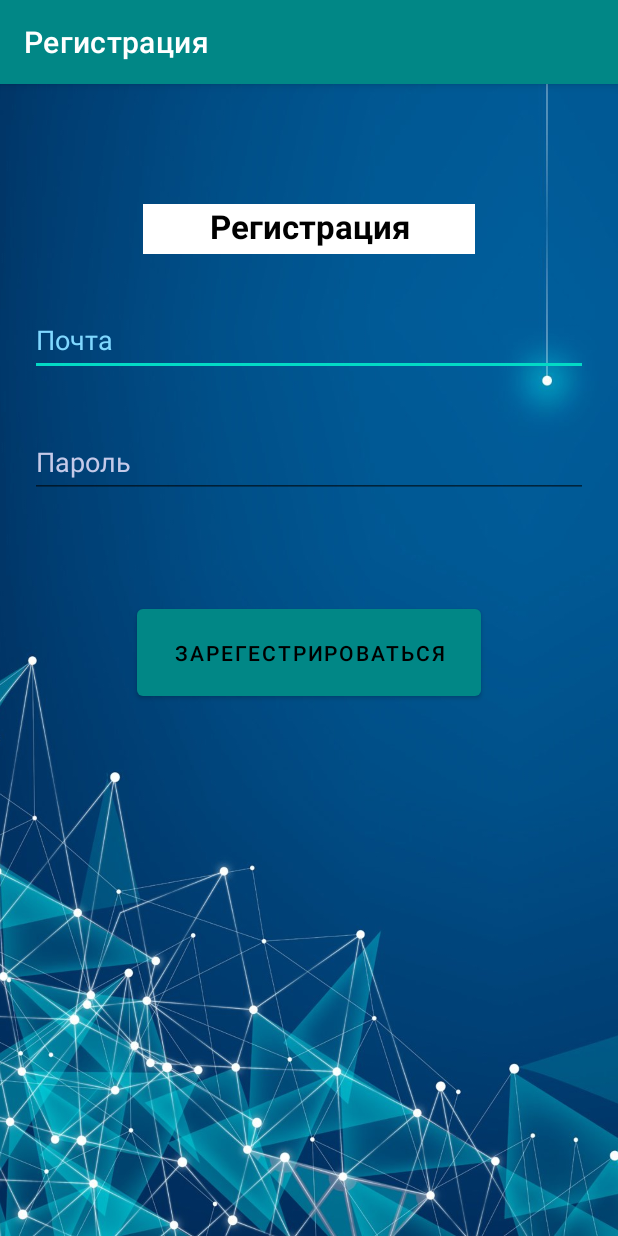
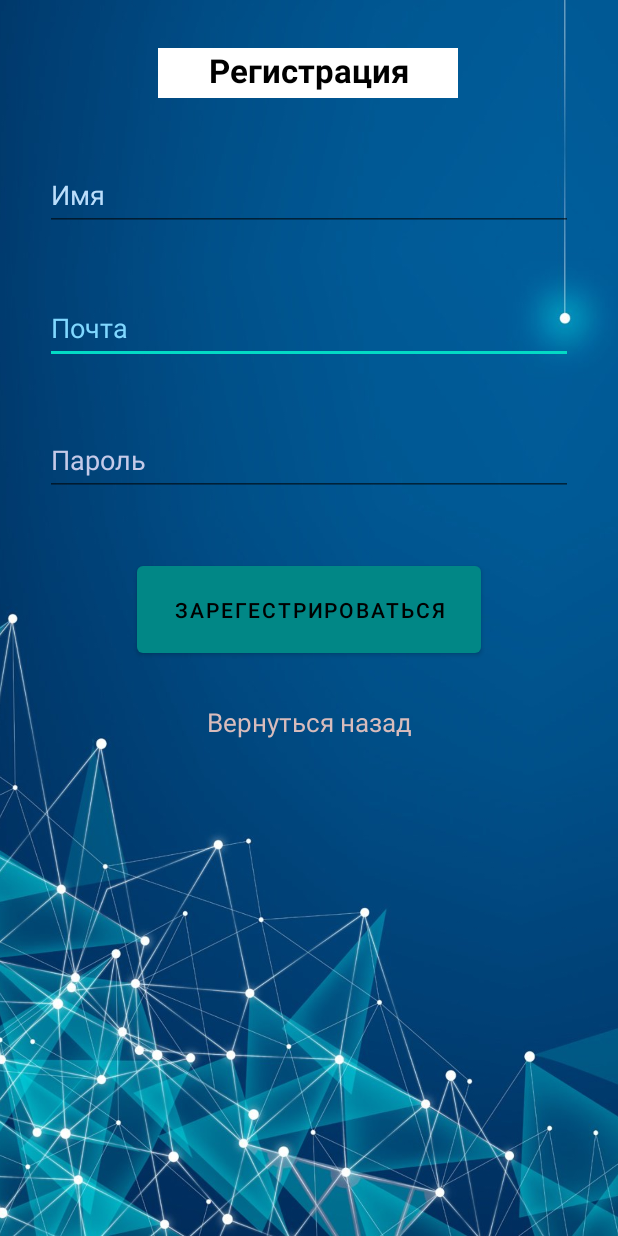
Before and after one commit to Misha-Mayskiy/Electronics-Catalog, an Android app: the screen it shows after launch (RegisterActivity), after a tap on "Создать аккаунт", on a phone screen of 412 x 824 dp. Run offline under Robolectric (Android 15) with nearby library versions, the light colour scheme and no system bars; our stand-ins replace Firebase (no records; nobody signed in at launch, a user with empty details on screens opened directly).

Commit message:
updated design

```diff
--- a/app/src/main/AndroidManifest.xml
+++ b/app/src/main/AndroidManifest.xml
@@ -22,8 +22,8 @@
         </activity>
         <activity
             android:name=".RegisterActivity"
-            android:label="Регистрация"
-            android:exported="true">
+            android:exported="true"
+            android:theme="@style/Theme.ElectronicsCatalog.NoActionBar" >
             <intent-filter>
                 <action android:name="android.intent.action.MAIN" />
                 <category android:name="android.intent.category.DEFAULT" />
--- a/app/src/main/java/com/school/electronics/LoginActivity.java
+++ b/app/src/main/java/com/school/electronics/LoginActivity.java
@@ -2,18 +2,13 @@ package com.school.electronics;
 
 import android.content.Intent;
 import android.os.Bundle;
-import android.view.View;
 import android.widget.Button;
 import android.widget.EditText;
 import android.widget.TextView;
 import android.widget.Toast;
 
-import androidx.annotation.NonNull;
 import androidx.appcompat.app.AppCompatActivity;
 
-import com.google.android.gms.tasks.OnCompleteListener;
-import com.google.android.gms.tasks.Task;
-import com.google.firebase.auth.AuthResult;
 import com.google.firebase.auth.FirebaseAuth;
 
 public class LoginActivity extends AppCompatActivity {
@@ -36,17 +31,12 @@ public class LoginActivity extends AppCompatActivity {
 
         mAuth = FirebaseAuth.getInstance();
 
-        register_text.setOnClickListener(new View.OnClickListener() {
-            @Override
-            public void onClick(View view) {
+        register_text.setOnClickListener(view -> {
             Intent intent = new Intent(LoginActivity.this, RegisterActivity.class);
             startActivity(intent);
-            }
         });
 
-        button_login.setOnClickListener(new View.OnClickListener() {
-            @Override
-            public void onClick(View view) {
+        button_login.setOnClickListener(view -> {
             if (email_login.getText().toString().isEmpty() ||
                     password_login.getText().toString().isEmpty()){
                 Toast.makeText(LoginActivity.this,
@@ -54,21 +44,17 @@ public class LoginActivity extends AppCompatActivity {
                         Toast.LENGTH_SHORT).show();
             } else {
                 mAuth.signInWithEmailAndPassword(email_login.getText().toString(),
-                            password_login.getText().toString()).addOnCompleteListener(new OnCompleteListener<AuthResult>() {
-                        @Override
-                        public void onComplete(@NonNull Task<AuthResult> task) {
+                        password_login.getText().toString()).addOnCompleteListener(task -> {
                             if (task.isSuccessful()) {
                                 Intent intent = new Intent(LoginActivity.this, MainActivity.class);
                                 startActivity(intent);
                             } else {
                                 Toast.makeText(LoginActivity.this,
-                                        "Error: some error",
+                                        "Неизвестная ошибка",
                                         Toast.LENGTH_SHORT).show();
                             }
+                        });
             }
         });
     }
 }
-        });
-    }
-}
--- a/app/src/main/java/com/school/electronics/RegisterActivity.java
+++ b/app/src/main/java/com/school/electronics/RegisterActivity.java
@@ -4,6 +4,7 @@ import android.content.Intent;
 import android.os.Bundle;
 import android.widget.Button;
 import android.widget.EditText;
+import android.widget.TextView;
 import android.widget.Toast;
 
 import androidx.appcompat.app.AppCompatActivity;
@@ -14,6 +15,7 @@ public class RegisterActivity extends AppCompatActivity {
     private EditText email_register;
     private EditText password_register;
     private Button button_register;
+    private TextView login_text;
 
     private FirebaseAuth mAuth;
 
@@ -26,6 +28,12 @@ public class RegisterActivity extends AppCompatActivity {
         email_register = findViewById(R.id.editEmailRegister);
         password_register = findViewById(R.id.editTextPasswordRegister);
         button_register = findViewById(R.id.buttonRegister);
+        login_text = findViewById(R.id.loginTxt);
+
+        login_text.setOnClickListener(view -> {
+            Intent intent = new Intent(RegisterActivity.this, LoginActivity.class);
+            startActivity(intent);
+        });
 
         button_register.setOnClickListener(view -> {
             if (email_register.getText().toString().isEmpty() ||
@@ -43,7 +51,7 @@ public class RegisterActivity extends AppCompatActivity {
                                 startActivity(intent);
                             } else {
                                 Toast.makeText(RegisterActivity.this,
-                                        "Error: some error",
+                                        "Неизвестная ошибка",
                                         Toast.LENGTH_SHORT).show();
                             }
                         });
--- a/app/src/main/res/layout/activity_register.xml
+++ b/app/src/main/res/layout/activity_register.xml
@@ -17,14 +17,13 @@
         app:layout_constraintStart_toStartOf="parent"
         app:layout_constraintTop_toTopOf="parent"
         app:layout_constraintVertical_bias="0.0"
-        app:srcCompat="@drawable/login_background"
-        android:contentDescription="Background" />
+        app:srcCompat="@drawable/login_background" />
 
     <TextView
         android:id="@+id/registerText"
-        android:layout_width="221dp"
+        android:layout_width="200dp"
         android:layout_height="33dp"
-        android:layout_marginTop="80dp"
+        android:layout_marginTop="32dp"
         android:background="#FFFFFF"
         android:text="Регистрация"
         android:textAlignment="center"
@@ -32,6 +31,7 @@
         android:textSize="22sp"
         android:textStyle="bold"
         app:layout_constraintEnd_toEndOf="parent"
+        app:layout_constraintHorizontal_bias="0.497"
         app:layout_constraintStart_toStartOf="parent"
         app:layout_constraintTop_toTopOf="parent" />
 
@@ -44,14 +44,14 @@
         app:layout_constraintEnd_toEndOf="parent"
         app:layout_constraintStart_toStartOf="parent"
         app:layout_constraintTop_toBottomOf="@+id/registerText"
-        app:layout_constraintVertical_bias="0.395" />
+        app:layout_constraintVertical_bias="0.444" />
 
     <EditText
         android:id="@+id/editEmailRegister"
         android:layout_width="0dp"
         android:layout_height="48dp"
-        android:layout_marginLeft="20dp"
-        android:layout_marginRight="20dp"
+        android:layout_marginLeft="30dp"
+        android:layout_marginRight="30dp"
         android:autofillHints=""
         android:ems="10"
         android:hint="@string/hint_email"
@@ -63,14 +63,14 @@
         app:layout_constraintBottom_toTopOf="@+id/editTextPasswordRegister"
         app:layout_constraintEnd_toEndOf="parent"
         app:layout_constraintStart_toStartOf="parent"
-        app:layout_constraintTop_toBottomOf="@+id/registerText" />
+        app:layout_constraintTop_toBottomOf="@+id/editPersonName" />
 
     <EditText
         android:id="@+id/editTextPasswordRegister"
         android:layout_width="0dp"
         android:layout_height="48dp"
-        android:layout_marginLeft="20dp"
-        android:layout_marginRight="20dp"
+        android:layout_marginLeft="30dp"
+        android:layout_marginRight="30dp"
         android:autofillHints=""
         android:ems="10"
         android:hint="@string/hint_password"
@@ -80,7 +80,36 @@
         app:layout_constraintBottom_toTopOf="@+id/buttonRegister"
         app:layout_constraintEnd_toEndOf="parent"
         app:layout_constraintStart_toStartOf="parent"
-        app:layout_constraintTop_toBottomOf="@+id/registerText"
-        app:layout_constraintVertical_bias="0.627" />
+        app:layout_constraintTop_toBottomOf="@+id/editEmailRegister" />
+
+    <TextView
+        android:id="@+id/loginTxt"
+        android:layout_width="wrap_content"
+        android:layout_height="wrap_content"
+        android:layout_marginTop="28dp"
+        android:text="Вернуться назад"
+        android:textColor="#D8BCBC"
+        android:textSize="17sp"
+        app:layout_constraintEnd_toEndOf="parent"
+        app:layout_constraintStart_toStartOf="parent"
+        app:layout_constraintTop_toBottomOf="@+id/buttonRegister" />
+
+    <EditText
+        android:id="@+id/editPersonName"
+        android:layout_width="0dp"
+        android:layout_height="48dp"
+        android:layout_marginLeft="30dp"
+        android:layout_marginRight="30dp"
+        android:autofillHints=""
+        android:ems="10"
+        android:hint="Имя"
+        android:inputType="textPersonName"
+        android:minHeight="48dp"
+        android:textColor="#BBDEFB"
+        android:textColorHint="#BBDEFB"
+        app:layout_constraintBottom_toTopOf="@+id/editEmailRegister"
+        app:layout_constraintEnd_toEndOf="parent"
+        app:layout_constraintStart_toStartOf="parent"
+        app:layout_constraintTop_toBottomOf="@+id/registerText" />
 
 </androidx.constraintlayout.widget.ConstraintLayout>
--- a/app/src/main/res/values-land/dimens.xml
+++ b/app/src/main/res/values-land/dimens.xml
@@ -1,3 +1,4 @@
 <resources>
     <dimen name="fab_margin">48dp</dimen>
+    <dimen name="activity_horizontal_margin">48dp</dimen>
 </resources>
--- a/app/src/main/res/values-w600dp/dimens.xml
+++ b/app/src/main/res/values-w600dp/dimens.xml
@@ -1,3 +1,4 @@
 <resources>
     <dimen name="fab_margin">48dp</dimen>
+    <dimen name="activity_horizontal_margin">48dp</dimen>
 </resources>
```
Also changed, not shown: app/src/main/res/layout/activity_login.xml (+10 -11 lines). Lines whose indentation alone changed are shown as unchanged.
